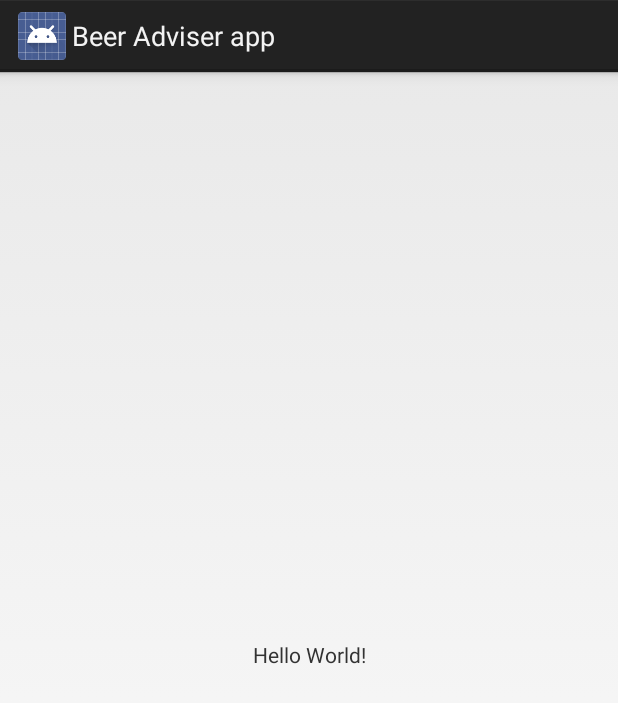
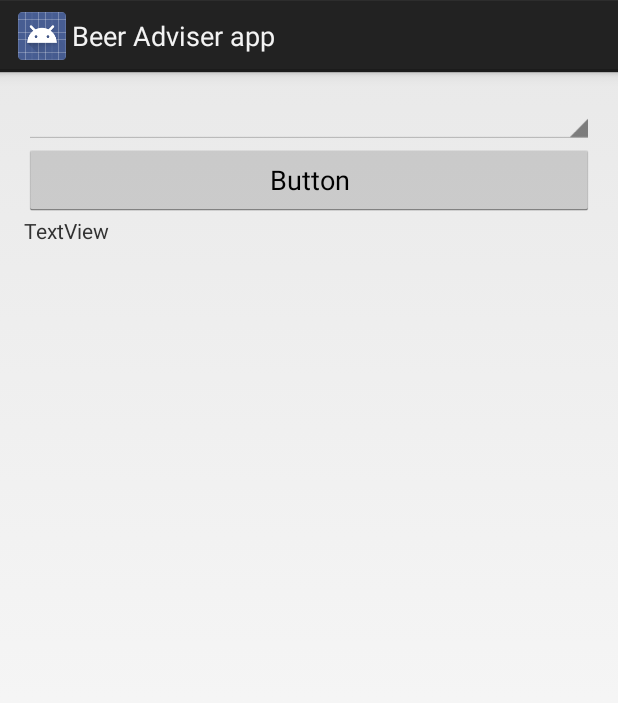
Before and after one commit to vin7974/BeerAdviserapp, an Android app: the screen it shows after launch (FindBeerActivity), on a phone screen of 412 x 824 dp. Shown: the top 703 px of the screen. Run offline under Robolectric (Android 15) with nearby library versions, the phone set to English and light mode, and no system bars.

Commit message:
Started Layout and Strings XML

```diff
--- a/app/src/main/res/layout/activity_find_beer.xml
+++ b/app/src/main/res/layout/activity_find_beer.xml
@@ -1,18 +1,26 @@
 <?xml version="1.0" encoding="utf-8"?>
-<android.support.constraint.ConstraintLayout xmlns:android="http://schemas.android.com/apk/res/android"
-    xmlns:app="http://schemas.android.com/apk/res-auto"
+<LinearLayout xmlns:android="http://schemas.android.com/apk/res/android"
     xmlns:tools="http://schemas.android.com/tools"
     android:layout_width="match_parent"
     android:layout_height="match_parent"
-    tools:context="com.example.vinod.beeradviserapp.FindBeerActivity">
+    android:padding="16dp"
+    android:orientation="vertical"
+    tools:context="com.example.vinod.beeradviserapp.FindBeerActivity" >
+
+    <Spinner
+        android:id="@+id/spinner3"
+        android:layout_width="match_parent"
+        android:layout_height="wrap_content" />
+
+    <Button
+        android:id="@+id/button3"
+        android:layout_width="match_parent"
+        android:layout_height="wrap_content"
+        android:text="Button" />
 
     <TextView
-        android:layout_width="wrap_content"
+        android:id="@+id/textView"
+        android:layout_width="match_parent"
         android:layout_height="wrap_content"
-        android:text="Hello World!"
-        app:layout_constraintBottom_toBottomOf="parent"
-        app:layout_constraintLeft_toLeftOf="parent"
-        app:layout_constraintRight_toRightOf="parent"
-        app:layout_constraintTop_toTopOf="parent" />
-
-</android.support.constraint.ConstraintLayout>
+        android:text="TextView" />
+</LinearLayout>
--- a/app/src/main/res/values/strings.xml
+++ b/app/src/main/res/values/strings.xml
@@ -1,3 +1,5 @@
 <resources>
     <string name="app_name">Beer Adviser app</string>
+    <string name="find_beer">Find Beer!</string>
+    <string name="brands">No beers selected</string>
 </resources>
```
